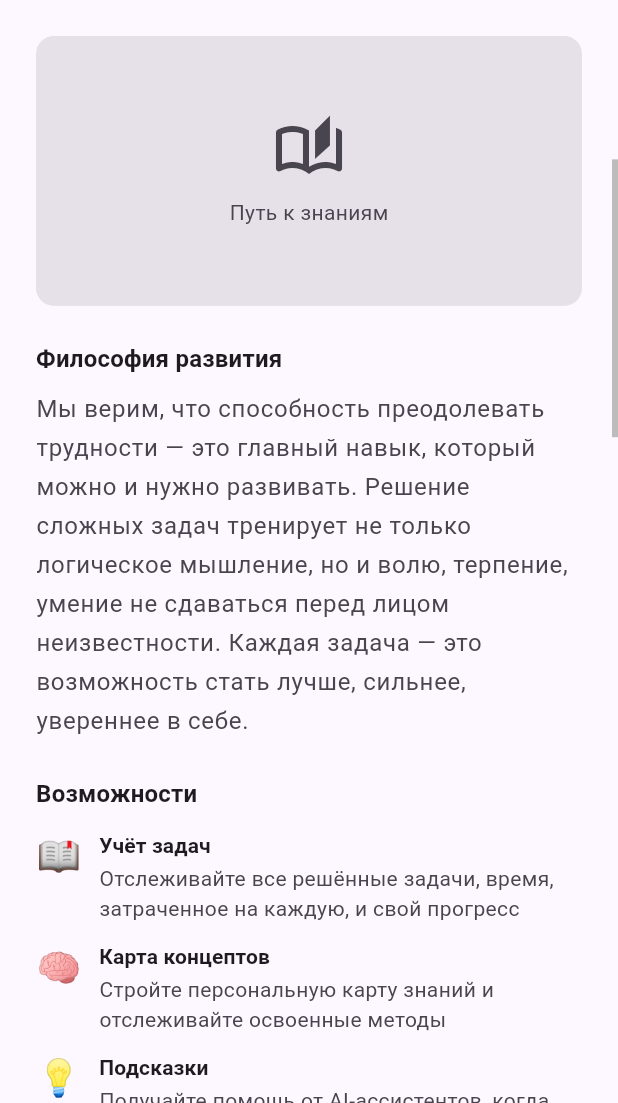
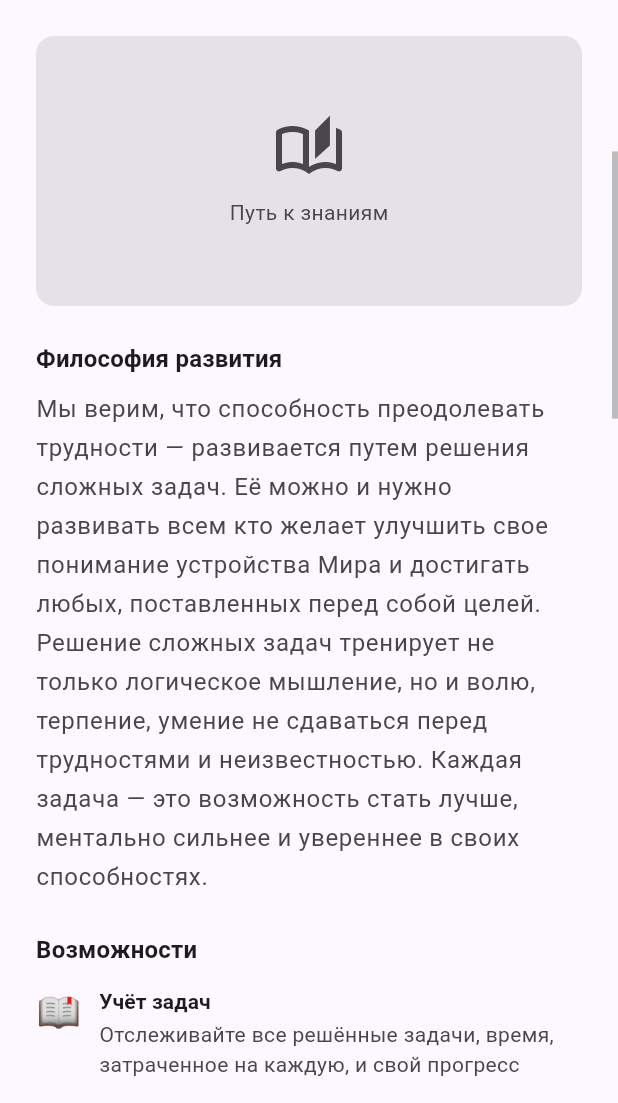
Before and after one commit to NikasAl/lezhandr, a Flutter app: the AboutScreen screen opened by its route, scrolled down 576 dp, on a phone screen of 412 x 824 dp, the part 133-1236 px from its top. Run offline on Flutter 3.47's test engine with Material 3 defaults, Android fonts, the phone set to English and light mode, and no system bars; our stand-ins replace dio, flutter_riverpod, flutter_secure_storage, go_router, image_picker, shared_preferences; missing offline and left inert: flutter_math_fork; accounts and stored records are empty.

Commit message:
fix тексты

```diff
--- a/lib/core/motivation/motivation_texts.dart
+++ b/lib/core/motivation/motivation_texts.dart
@@ -14,7 +14,7 @@ class MotivationTexts {
     ),
     const MotivationText(
       id: 'thinking_02',
-      text: 'Математика учит не только считать, но думать. Физика — не формулы, а видение мира глазами ученого',
+      text: 'Математика учит не только считать, но думать.',
       category: MotivationCategory.thinking,
       tags: ['math', 'physics', 'vision'],
     ),
@@ -42,6 +42,12 @@ class MotivationTexts {
       category: MotivationCategory.thinking,
       tags: ['classic', 'mind', 'order'],
     ),
+    const MotivationText(
+      id: 'thinking_07',
+      text: 'Физика — не формулы, а видение устройства мира глазами ученого',
+      category: MotivationCategory.thinking,
+      tags: ['physics', 'mind', 'order'],
+    ),
 
     // PRACTICAL - Практическая польза
     const MotivationText(
@@ -52,13 +58,13 @@ class MotivationTexts {
     ),
     const MotivationText(
       id: 'practical_02',
-      text: 'Не знаешь, зачем тебе интегралы? Начни делать вещи, и они сами начнут решаться',
+      text: 'Не знаешь, зачем тебе интегралы? Начни делать вещи, и интегралы пригодятся',
       category: MotivationCategory.practical,
       tags: ['integrals', 'action', 'understanding'],
     ),
     const MotivationText(
       id: 'practical_03',
-      text: 'Каждая задача — это шаг к тому, чтобы понимать, как устроен мир вокруг тебя',
+      text: 'Каждая решенная задача — это шаг к тому, чтобы понимать, как устроен мир вокруг тебя',
       category: MotivationCategory.practical,
       tags: ['world', 'understanding', 'steps'],
     ),
@@ -84,13 +90,13 @@ class MotivationTexts {
     ),
     const MotivationText(
       id: 'satisfaction_02',
-      text: 'Самый сладкий момент в учебе — это когда после долгих попыток лампочка наконец загорается над головой',
+      text: 'Лучший момент в учебе — когда после долгих попыток лампочка наконец загорается над головой',
       category: MotivationCategory.satisfaction,
       tags: ['eureka', 'success', 'effort'],
     ),
     const MotivationText(
       id: 'satisfaction_03',
-      text: 'Ты не просто решаешь задачи — ты собираешь пазл своего образования, и каждая деталь важна',
+      text: 'Решая задачи — ты собираешь пазл своего образования, где каждая деталь важна',
       category: MotivationCategory.satisfaction,
       tags: ['puzzle', 'education', 'importance'],
     ),
@@ -116,21 +122,27 @@ class MotivationTexts {
     ),
     const MotivationText(
       id: 'career_03',
-      text: 'Диплом откроет двери, а умение решать сложные задачи сделает тебя незаменимым',
+      text: 'Диплом откроет двери, а умение решать сложные задачи обеспечит движение к целям',
       category: MotivationCategory.career,
       tags: ['career', 'value', 'indispensable'],
     ),
     const MotivationText(
       id: 'career_04',
-      text: 'Инженеры, учёные, программисты — все они начали с решения задач. Твой путь начинается здесь',
+      text: 'Инженеры, учёные, программисты — все они начали с решения задач. Этот путь начинается с задачников',
       category: MotivationCategory.career,
       tags: ['career', 'path', 'profession'],
+    ),
+    const MotivationText(
+      id: 'career_05',
+      text: 'Хороший специалист в любой области — это человек, который умеет решать задачи. Начни с физических',
+      category: MotivationCategory.career,
+      tags: ['specialist', 'skills', 'professional'],
     ),
 
     // PERSEVERANCE - Преодоление трудностей
     const MotivationText(
       id: 'perseverance_01',
-      text: 'Самые сильные мышцы растут от тяжелых упражнений, а умные мозги — от сложных задач',
+      text: 'Самые сильные мышцы растут от тяжелых упражнений, а способности — от сложных задач',
       category: MotivationCategory.perseverance,
       tags: ['growth', 'difficulty', 'strength'],
     ),
@@ -154,7 +166,7 @@ class MotivationTexts {
     ),
     const MotivationText(
       id: 'perseverance_05',
-      text: 'Время, потраченное на задачи — это знания, опыт и лучшая инвестиция в будущее, которую ты можешь сделать',
+      text: 'Время, потраченное на задачи — это знания, опыт и лучшая инвестиция в будущее, которую можно сделать',
       category: MotivationCategory.perseverance,
       tags: ['time', 'investment', 'future'],
     ),
@@ -297,7 +309,7 @@ class MotivationTexts {
     ),
     const MotivationText(
       id: 'streak_10b',
-      text: 'Две пятёрки подряд! Математики любят такие числа',
+      text: 'Дважды по пять! Прогресс неминуем',
       category: MotivationCategory.streak,
       tags: ['streak', 'numbers', 'fun'],
       condition: 'streak_10',
@@ -346,7 +358,7 @@ class MotivationTexts {
     ),
     const MotivationText(
       id: 'streak_02c',
-      text: '30 дней — это серьёзный срок. Гордишься собой? Стоит!',
+      text: '30 дней решения задач — это уже привычка. Самая полезная',
       category: MotivationCategory.streak,
       tags: ['streak', 'pride', 'milestone'],
       condition: 'streak_30',
@@ -374,7 +386,7 @@ class MotivationTexts {
     ),
     const MotivationText(
       id: 'streak_06',
-      text: 'Огонь в твоём стрике горит уже {days}! Не дай ему погаснуть',
+      text: 'Огонь решения задач горит уже {days}! Не дай ему погаснуть',
       category: MotivationCategory.streak,
       tags: ['fire', 'days', 'continue'],
       trigger: 'streak_active',
@@ -439,7 +451,7 @@ class MotivationTexts {
     ),
     const MotivationText(
       id: 'achievement_07',
-      text: '📚 Ты прорешал задачи из 5 разных источников! Разносторонность — сила!',
+      text: '📚 Решены задачи из 5 разных источников! Разносторонность — это сила!',
       category: MotivationCategory.achievements,
       tags: ['sources', 'diversity', 'strength'],
       condition: 'sources_5',
--- a/lib/presentation/screens/about/about_screen.dart
+++ b/lib/presentation/screens/about/about_screen.dart
@@ -87,10 +87,11 @@ class _AboutScreenState extends ConsumerState<AboutScreen> {
                       _buildSection(
                         context,
                         title: 'Философия развития',
-                        content: 'Мы верим, что способность преодолевать трудности — это главный навык, '
-                            'который можно и нужно развивать. Решение сложных задач тренирует не только '
-                            'логическое мышление, но и волю, терпение, умение не сдаваться перед лицом '
-                            'неизвестности. Каждая задача — это возможность стать лучше, сильнее, увереннее в себе.',
+                        content: 'Мы верим, что способность преодолевать трудности — развивается путем решения сложных задач. '
+                            'Её можно и нужно развивать всем кто желает улучшить свое понимание устройства Мира и достигать любых, '
+                            'поставленных перед собой целей. Решение сложных задач тренирует не только '
+                            'логическое мышление, но и волю, терпение, умение не сдаваться перед трудностями и '
+                            'неизвестностью. Каждая задача — это возможность стать лучше, ментально сильнее и увереннее в своих способностях.',
                       ),
                       const SizedBox(height: 24),
 
@@ -107,7 +108,7 @@ class _AboutScreenState extends ConsumerState<AboutScreen> {
                         context,
                         title: 'Мотивация и поддержка',
                         content: 'Приложение не оставит вас наедине с трудностями. Персональные помощники — '
-                            'Кот Базис, Дядя Петрович и Лежандр — всегда готовы подсказать, направить и '
+                            'Кот Базис, Дворник Петрович и Адриен-Мари Лежандр — всегда готовы подсказать, направить и '
                             'поддержать. Система мотивации отслеживает ваш прогресс, напоминает о занятиях '
                             'и празднует ваши достижения. Стрики, XP, достижения — всё это превращает '
                             'учёбу в увлекательный процесс.',
@@ -176,7 +177,7 @@ class _AboutScreenState extends ConsumerState<AboutScreen> {
         ),
         const SizedBox(height: 8),
         Text(
-          'Твой путь к мастерству',
+          'Ваш путь к мастерству',
           style: Theme.of(context).textTheme.titleMedium?.copyWith(
                 color: Theme.of(context).colorScheme.primary,
                 fontWeight: FontWeight.w500,
@@ -439,8 +440,8 @@ class _AboutScreenState extends ConsumerState<AboutScreen> {
           ),
           const SizedBox(height: 8),
           Text(
-            'Каждая решённая задача делает вас немного лучше. '
-            'Начните свой путь к мастерству уже сегодня!',
+            'Каждая решённая задача делает вас лучше. '
+            'Продолжите путь к мастерству сегодня!',
             style: Theme.of(context).textTheme.bodyMedium?.copyWith(
                   color: Theme.of(context).colorScheme.onPrimaryContainer,
                 ),
@@ -475,7 +476,7 @@ class _AboutScreenState extends ConsumerState<AboutScreen> {
           ),
           const SizedBox(height: 4),
           Text(
-            'MindVector Client',
+            'MindVector Client \n kreagenium.ru',
             style: Theme.of(context).textTheme.bodySmall?.copyWith(
                   color: Theme.of(context).colorScheme.onSurfaceVariant,
                 ),
--- a/lib/presentation/screens/profile/profile_screen.dart
+++ b/lib/presentation/screens/profile/profile_screen.dart
@@ -351,7 +351,7 @@ class _ProfileScreenState extends ConsumerState<ProfileScreen> {
                         ),
                         const SizedBox(height: 4),
                         Text(
-                          'MindVector Client',
+                          'MindVector Client \n kreagenium.ru',
                           style: Theme.of(context).textTheme.bodySmall?.copyWith(
                                 color:
                                     Theme.of(context).colorScheme.onSurfaceVariant,
--- a/lib/presentation/screens/skills/skills_map_screen.dart
+++ b/lib/presentation/screens/skills/skills_map_screen.dart
@@ -125,7 +125,7 @@ class _SkillsMapScreenState extends ConsumerState<SkillsMapScreen> {
 
     return Scaffold(
       appBar: AppBar(
-        title: const Text('Моя карта навыков'),
+        title: const Text('Карта концептов'),
         actions: [
           IconButton(
             icon: const Icon(Icons.refresh),
```
